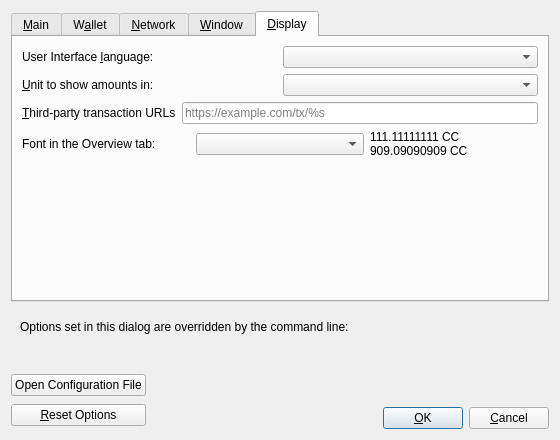
Above: src/qt/forms/optionsdialog.ui from connectcoincrypto/connectcoin before the change. Below: the same form after it.
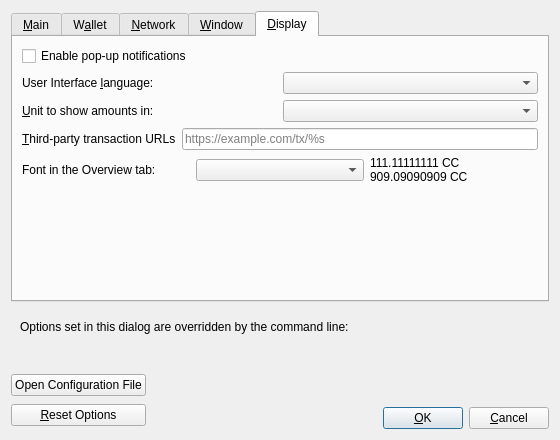
That is the form after the change. The open tabs and pages were chosen to show the change. Custom widgets are drawn as their Qt base class.

What changed in the file:
```diff
--- a/src/qt/forms/optionsdialog.ui
+++ b/src/qt/forms/optionsdialog.ui
@@ -686,6 +686,16 @@
        <string>&amp;Display</string>
       </attribute>
       <layout class="QVBoxLayout" name="verticalLayout_Display">
+       <item>
+        <widget class="QCheckBox" name="popupNotifications">
+         <property name="toolTip">
+          <string>Show desktop pop-up notifications, including incoming and sent transactions. Disabled by default. Error and confirmation dialogs remain enabled.</string>
+         </property>
+         <property name="text">
+          <string>Enable pop-up notifications</string>
+         </property>
+        </widget>
+       </item>
        <item>
         <layout class="QHBoxLayout" name="horizontalLayout_1_Display">
          <item>
```
